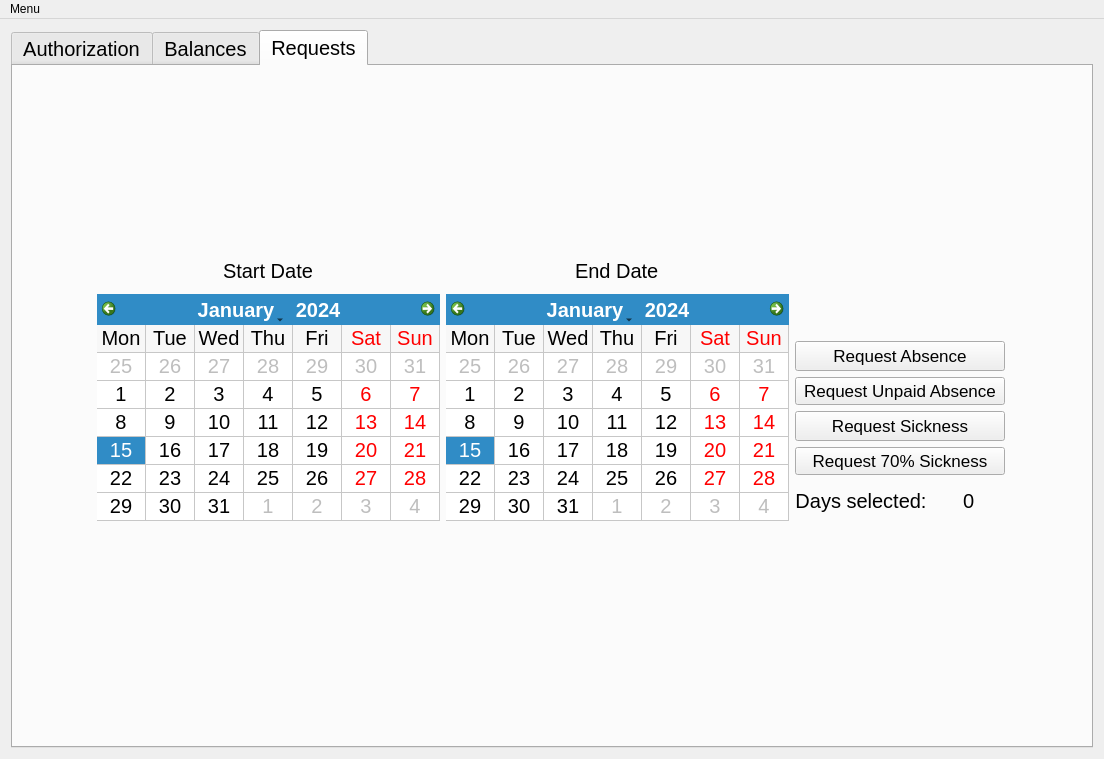
First picture: the form in Svoboda_team/mainwindow.ui, repository Svobodateam/svoboda_team, before the edit.
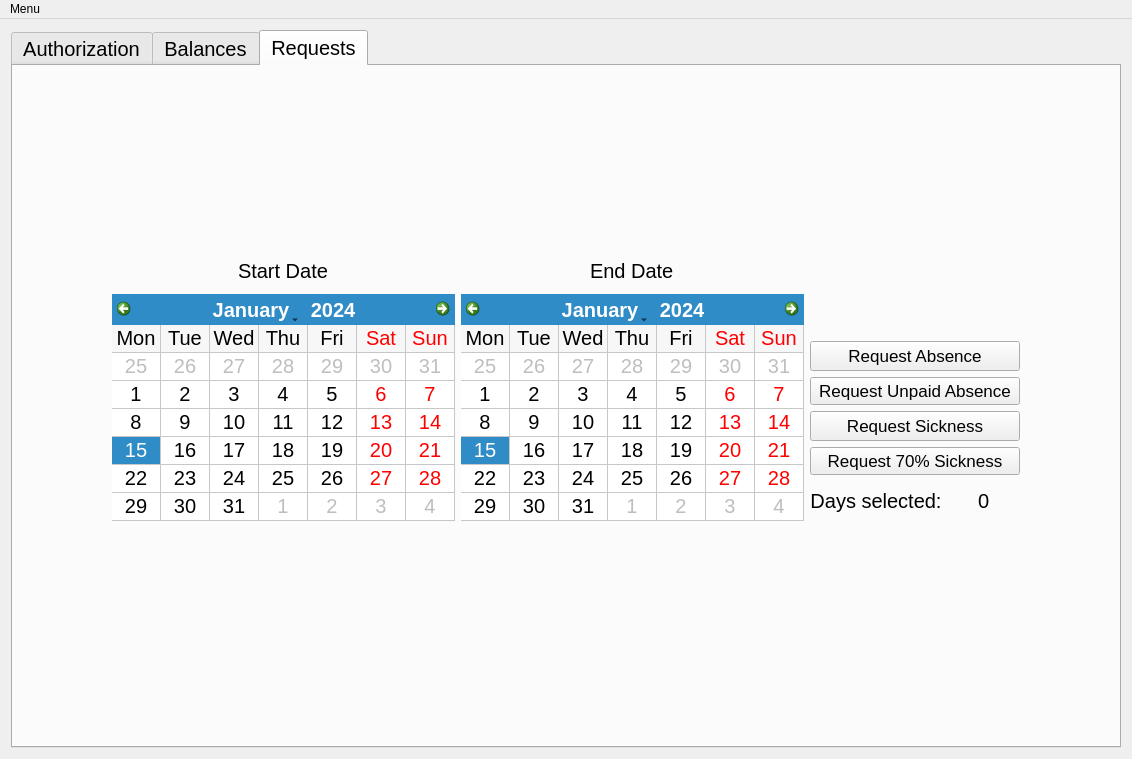
Second picture: the form after the edit. The open tabs and pages were chosen to show the change. Icons and pictures are not drawn.

What changed in the file:
```diff
--- a/Svoboda_team/mainwindow.ui
+++ b/Svoboda_team/mainwindow.ui
@@ -6,7 +6,7 @@
    <rect>
     <x>0</x>
     <y>0</y>
-    <width>1104</width>
+    <width>1132</width>
     <height>759</height>
    </rect>
   </property>
@@ -29,7 +29,6 @@
       </property>
       <property name="font">
        <font>
-        <family>MS Shell Dlg 2</family>
         <pointsize>15</pointsize>
        </font>
       </property>
@@ -738,7 +737,6 @@
             </property>
             <property name="font">
              <font>
-              <family>MS Shell Dlg 2</family>
               <pointsize>15</pointsize>
              </font>
             </property>
@@ -763,7 +761,6 @@
             </property>
             <property name="font">
              <font>
-              <family>MS Shell Dlg 2</family>
               <pointsize>15</pointsize>
              </font>
             </property>
@@ -779,7 +776,6 @@
            <widget class="QCalendarWidget" name="calendar_startDate">
             <property name="font">
              <font>
-              <family>MS Shell Dlg 2</family>
               <pointsize>15</pointsize>
              </font>
             </property>
@@ -806,7 +802,6 @@
               </property>
               <property name="font">
                <font>
-                <family>MS Shell Dlg 2</family>
                 <pointsize>15</pointsize>
                </font>
               </property>
@@ -822,7 +817,6 @@
              <widget class="QLabel" name="lbl_daysSelectedCount">
               <property name="font">
                <font>
-                <family>MS Shell Dlg 2</family>
                 <pointsize>15</pointsize>
                </font>
               </property>
@@ -837,7 +831,6 @@
            <widget class="QCalendarWidget" name="calendar_endDate">
             <property name="font">
              <font>
-              <family>MS Shell Dlg 2</family>
               <pointsize>15</pointsize>
              </font>
             </property>
@@ -859,7 +852,6 @@
            <widget class="QPushButton" name="btn_req70PctSickness">
             <property name="font">
              <font>
-              <family>MS Shell Dlg 2</family>
               <pointsize>13</pointsize>
              </font>
             </property>
@@ -884,7 +876,6 @@
             </property>
             <property name="font">
              <font>
-              <family>MS Shell Dlg 2</family>
               <pointsize>13</pointsize>
              </font>
             </property>
@@ -897,7 +888,6 @@
            <widget class="QPushButton" name="btn_reqUnpaidAbsence">
             <property name="font">
              <font>
-              <family>MS Shell Dlg 2</family>
               <pointsize>13</pointsize>
              </font>
             </property>
@@ -922,7 +912,6 @@
             </property>
             <property name="font">
              <font>
-              <family>MS Shell Dlg 2</family>
               <pointsize>13</pointsize>
              </font>
             </property>
@@ -988,7 +977,6 @@
           </property>
           <property name="font">
            <font>
-            <family>MS Shell Dlg 2</family>
             <pointsize>13</pointsize>
            </font>
           </property>
@@ -1011,8 +999,8 @@
     <rect>
      <x>0</x>
      <y>0</y>
-     <width>1104</width>
-     <height>20</height>
+     <width>1132</width>
+     <height>22</height>
     </rect>
    </property>
    <widget class="QMenu" name="menuActions">
```
Left out of the diff: 14 changed lines with no effect on the pictures.
